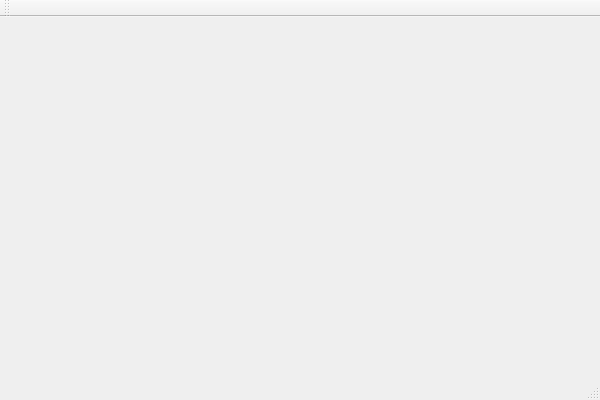
Before: the Qt Designer form mainwindow.ui in asvitenkov/AIPOS_LAB2, drawn with Qt 5.
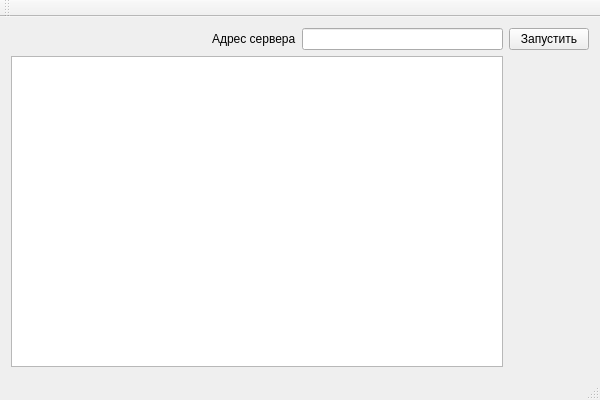
After: the same form once the commit is applied.

Commit message: Начата работа по созданию лога сервера

Patch:
```diff
--- a/mainwindow.ui
+++ b/mainwindow.ui
@@ -12,13 +12,93 @@
   <property name="windowTitle" >
    <string>MainWindow</string>
   </property>
-  <widget class="QMenuBar" name="menuBar" />
-  <widget class="QToolBar" name="mainToolBar" />
-  <widget class="QWidget" name="centralWidget" />
-  <widget class="QStatusBar" name="statusBar" />
+  <widget class="QWidget" name="centralWidget">
+   <layout class="QGridLayout" name="gridLayout">
+    <item row="0" column="0">
+     <layout class="QHBoxLayout" name="horizontalLayout">
+      <item>
+       <layout class="QVBoxLayout" name="verticalLayout_2">
+        <item>
+         <layout class="QHBoxLayout" name="horizontalLayout_2">
+          <item>
+           <spacer name="horizontalSpacer">
+            <property name="orientation">
+             <enum>Qt::Horizontal</enum>
+            </property>
+            <property name="sizeHint" stdset="0">
+             <size>
+              <width>40</width>
+              <height>20</height>
+             </size>
+            </property>
+           </spacer>
+          </item>
+          <item>
+           <widget class="QLabel" name="label">
+            <property name="text">
+             <string>Адрес сервера</string>
+            </property>
+           </widget>
+          </item>
+          <item>
+           <widget class="QLineEdit" name="serverAdressLine"/>
+          </item>
+         </layout>
+        </item>
+        <item>
+         <widget class="QTextEdit" name="editServerLog"/>
+        </item>
+       </layout>
+      </item>
+      <item>
+       <layout class="QVBoxLayout" name="verticalLayout">
+        <item>
+         <widget class="QPushButton" name="buttonRunServer">
+          <property name="text">
+           <string>Запустить</string>
+          </property>
+         </widget>
+        </item>
+        <item>
+         <spacer name="verticalSpacer">
+          <property name="orientation">
+           <enum>Qt::Vertical</enum>
+          </property>
+          <property name="sizeHint" stdset="0">
+           <size>
+            <width>20</width>
+            <height>40</height>
+           </size>
+          </property>
+         </spacer>
+        </item>
+       </layout>
+      </item>
+     </layout>
+    </item>
+   </layout>
+  </widget>
+  <widget class="QMenuBar" name="menuBar">
+   <property name="geometry">
+    <rect>
+     <x>0</x>
+     <y>0</y>
+     <width>600</width>
+     <height>22</height>
+    </rect>
+   </property>
+  </widget>
+  <widget class="QToolBar" name="mainToolBar">
+   <attribute name="toolBarArea">
+    <enum>TopToolBarArea</enum>
+   </attribute>
+   <attribute name="toolBarBreak">
+    <bool>false</bool>
+   </attribute>
+  </widget>
+  <widget class="QStatusBar" name="statusBar"/>
  </widget>
- <layoutDefault spacing="6" margin="11" />
- <pixmapfunction></pixmapfunction>
+ <layoutdefault spacing="6" margin="11"/>
  <resources/>
  <connections/>
 </ui>
```
Left out of the diff: 7 changed lines with no effect on the pictures. The commit also changes 5 other files.
